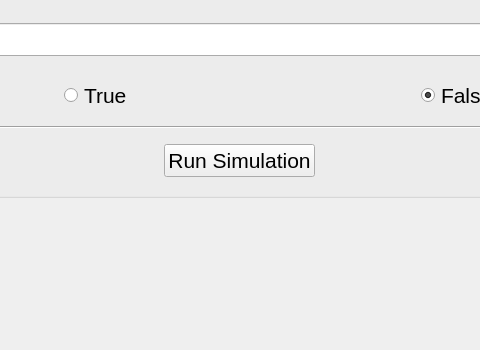
Qt form progress/ui/forms/simulation/simulation.ui (sandialabs/snl-progress) before a commit; both pictures show x 342 to 822 and y 558 to 908 of the 1163 by 908 pixel window.
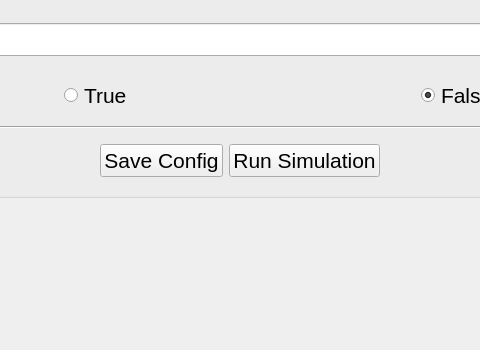
The same form after that commit.

Commit message: feat: wire simulation page to MCSConfig dataclass with YAML round-trip

```diff
--- a/progress/ui/forms/simulation/simulation.ui
+++ b/progress/ui/forms/simulation/simulation.ui
@@ -396,6 +396,13 @@
                  </property>
                 </spacer>
                </item>
+               <item>
+                <widget class="QPushButton" name="btn_save_config">
+                 <property name="text">
+                  <string>Save Config</string>
+                 </property>
+                </widget>
+               </item>
                <item>
                 <widget class="QPushButton" name="btn_run_simulation">
                  <property name="text">
```
The commit also changes 5 other files.
